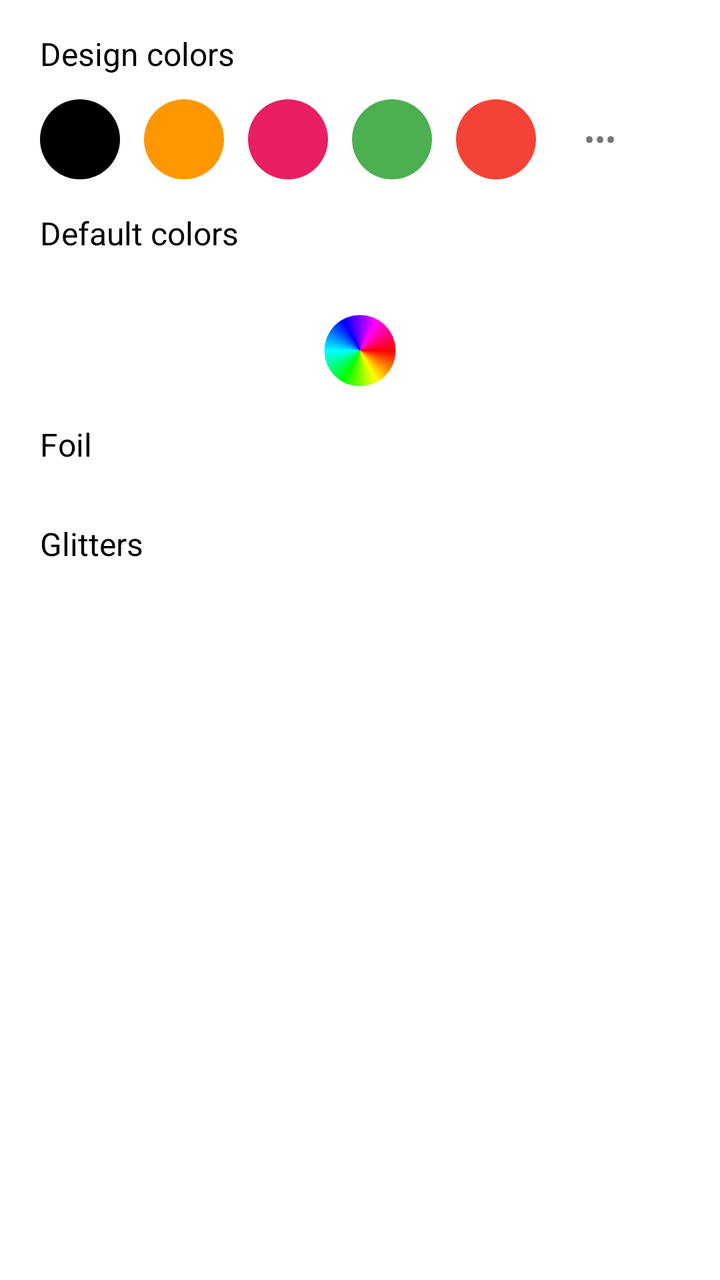
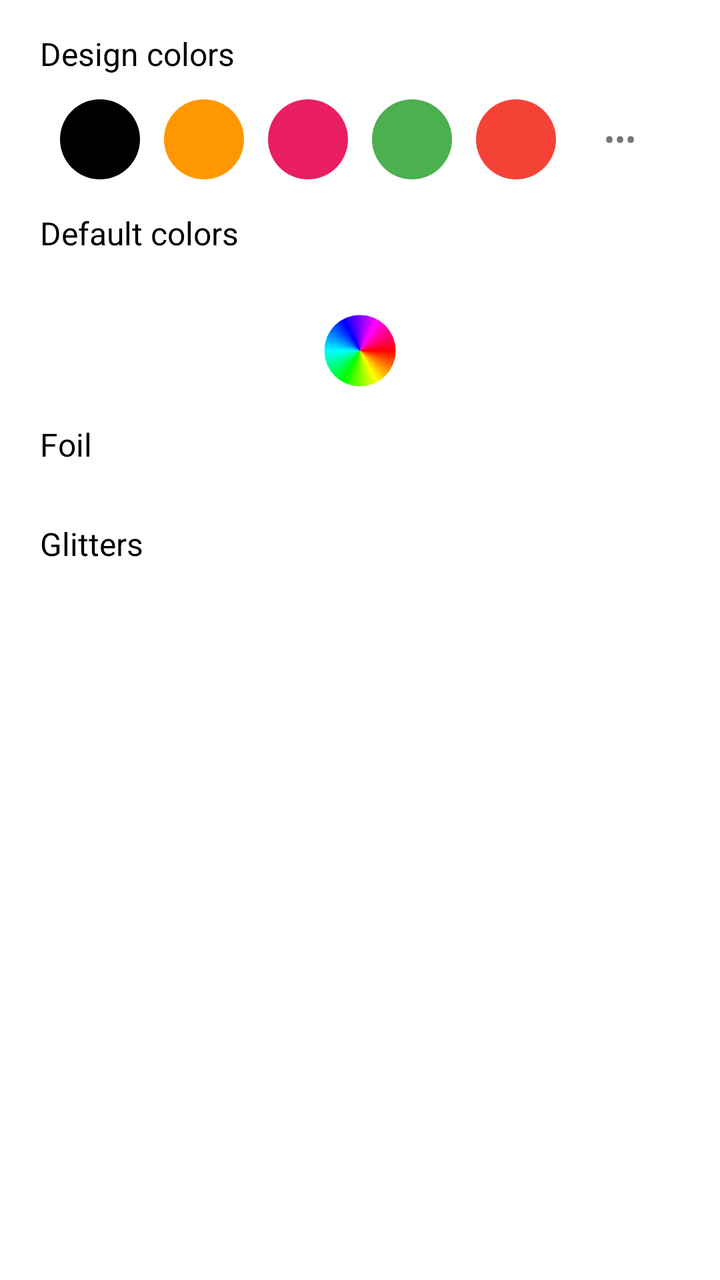

Screens rendered from an Android XML layout before and after an edit, with the pre-edit source and the edit as a unified diff.
<!-- AndroidManifest.xml: application theme Theme.InvitationCard -->
<!-- res/layout/text_color_control.xml -->
<?xml version="1.0" encoding="utf-8"?>
<ScrollView xmlns:android="http://schemas.android.com/apk/res/android"
    android:layout_width="match_parent"
    android:layout_height="wrap_content"
    android:background="#FFFFFF"> 

    <LinearLayout
        android:layout_width="match_parent"
        android:layout_height="wrap_content"
        android:orientation="vertical"
        android:paddingHorizontal="20dp"
        android:paddingVertical="16dp">

        
        <LinearLayout
            android:layout_width="match_parent"
            android:layout_height="wrap_content"
            android:orientation="vertical">

            <TextView
                android:layout_width="wrap_content"
                android:layout_height="wrap_content"
                android:text="Design colors"
                android:textSize="16sp"
                android:textColor="#000000"
                android:layout_marginBottom="12dp" />

            
            <LinearLayout
                android:layout_width="match_parent"
                android:layout_height="wrap_content"
                android:orientation="horizontal"
                android:gravity="center_vertical"
                android:layout_marginBottom="16dp">

                
                <View
                    android:id="@+id/color_black"
                    android:layout_width="40dp"
                    android:layout_height="40dp"
                    android:layout_marginEnd="12dp"
                    android:background="@drawable/color_circle_selector"
                    android:backgroundTint="#000000"
                    android:clickable="true"
                    android:focusable="true" />

                <View
                    android:id="@+id/color_orange"
                    android:layout_width="40dp"
                    android:layout_height="40dp"
                    android:layout_marginEnd="12dp"
                    android:background="@drawable/color_circle_selector"
                    android:backgroundTint="#FF9800"
                    android:clickable="true"
                    android:focusable="true" />

                <View
                    android:id="@+id/color_pink"
                    android:layout_width="40dp"
                    android:layout_height="40dp"
                    android:layout_marginEnd="12dp"
                    android:background="@drawable/color_circle_selector"
                    android:backgroundTint="#E91E63"
                    android:clickable="true"
                    android:focusable="true" />

                <View
                    android:id="@+id/color_green"
                    android:layout_width="40dp"
                    android:layout_height="40dp"
                    android:layout_marginEnd="12dp"
                    android:background="@drawable/color_circle_selector"
                    android:backgroundTint="#4CAF50"
                    android:clickable="true"
                    android:focusable="true" />

                <View
                    android:id="@+id/color_red"
                    android:layout_width="40dp"
                    android:layout_height="40dp"
                    android:layout_marginEnd="12dp"
                    android:background="@drawable/color_circle_selector"
                    android:backgroundTint="#F44336"
                    android:clickable="true"
                    android:focusable="true" />

                
                <TextView
                    android:id="@+id/btn_more_colors"
                    android:layout_width="40dp"
                    android:layout_height="40dp"
                    android:background="@drawable/color_circle_selector"
                    android:gravity="center"
                    android:text="•••"
                    android:textColor="#757575"
                    android:textSize="16sp"
                    android:clickable="true"
                    android:focusable="true" />
            </LinearLayout>
        </LinearLayout>

        
        <LinearLayout
            android:id="@+id/expanded_colors_container"
            android:layout_width="match_parent"
            android:layout_height="wrap_content"
            android:orientation="vertical"
            android:visibility="visible"> 

            
            <LinearLayout
                android:layout_width="match_parent"
                android:layout_height="wrap_content"
                android:orientation="vertical"
                android:layout_marginBottom="16dp">

                <TextView
                    android:layout_width="wrap_content"
                    android:layout_height="wrap_content"
                    android:text="Default colors"
                    android:textSize="16sp"
                    android:textColor="#000000"
                    android:layout_marginBottom="12dp" />

                <androidx.recyclerview.widget.RecyclerView
                    android:id="@+id/recycler_default_colors"
                    android:layout_width="match_parent"
                    android:layout_height="wrap_content"
                    android:nestedScrollingEnabled="false" />
            </LinearLayout>

            
            <LinearLayout
                android:layout_width="match_parent"
                android:layout_height="wrap_content"
                android:orientation="horizontal"
                android:gravity="center"
                android:layout_marginBottom="16dp">

                <ImageView
                    android:id="@+id/color_picker_wheel"
                    android:layout_width="40dp"
                    android:layout_height="40dp"
                    android:src="@drawable/color_wheel"
                    android:clickable="true"
                    android:focusable="true" />
            </LinearLayout>

            
            <LinearLayout
                android:layout_width="match_parent"
                android:layout_height="wrap_content"
                android:orientation="vertical"
                android:layout_marginBottom="16dp">

                <TextView
                    android:layout_width="wrap_content"
                    android:layout_height="wrap_content"
                    android:text="Foil"
                    android:textSize="16sp"
                    android:textColor="#000000"
                    android:layout_marginBottom="12dp" />

                <androidx.recyclerview.widget.RecyclerView
                    android:id="@+id/recycler_foil_colors"
                    android:layout_width="match_parent"
                    android:layout_height="wrap_content"
                    android:nestedScrollingEnabled="false" />
            </LinearLayout>

            
            <LinearLayout
                android:layout_width="match_parent"
                android:layout_height="wrap_content"
                android:orientation="vertical">

                <TextView
                    android:layout_width="wrap_content"
                    android:layout_height="wrap_content"
                    android:text="Glitters"
                    android:textSize="16sp"
                    android:textColor="#000000"
                    android:layout_marginBottom="12dp" />

                <androidx.recyclerview.widget.RecyclerView
                    android:id="@+id/recycler_glitter_colors"
                    android:layout_width="match_parent"
                    android:layout_height="wrap_content"
                    android:nestedScrollingEnabled="false" />
            </LinearLayout>
        </LinearLayout>
    </LinearLayout>
</ScrollView>
<!-- resources referenced by this layout -->
<resources>
  <!-- drawable color_circle_selector (drawable) -->
  <?xml version="1.0" encoding="utf-8"?>
  <selector xmlns:android="http://schemas.android.com/apk/res/android">
      <item android:state_selected="true">
          <layer-list>
              <item>
                  <shape android:shape="oval">
                      <solid android:color="@android:color/transparent" />
                      <stroke android:width="2dp" android:color="#000000" />
                  </shape>
              </item>
              <item android:insetLeft="4dp" android:insetTop="4dp"
                  android:insetRight="4dp" android:insetBottom="4dp">
                  <shape android:shape="oval">
                      <solid android:color="@android:color/white" />
                  </shape>
              </item>
          </layer-list>
      </item>
      <item>
          <shape android:shape="oval">
              <solid android:color="@android:color/white" />
          </shape>
      </item>
  </selector>
  <!-- drawable color_wheel (drawable) -->
  <?xml version="1.0" encoding="utf-8"?>
  <vector xmlns:android="http://schemas.android.com/apk/res/android"
      xmlns:aapt="http://schemas.android.com/aapt"
      android:width="40dp"
      android:height="40dp"
      android:viewportWidth="40"
      android:viewportHeight="40">
  
      <path
          android:pathData="M20,20m-18,0a18,18 0,1 1,36 0a18,18 0,1 1,-36 0"
          android:fillType="evenOdd">
          <aapt:attr name="android:fillColor">
              <gradient
                  android:type="sweep"
                  android:centerX="20"
                  android:centerY="20">
                  <item android:offset="0" android:color="#FF0000"/>
                  <item android:offset="0.17" android:color="#FFFF00"/>
                  <item android:offset="0.33" android:color="#00FF00"/>
                  <item android:offset="0.5" android:color="#00FFFF"/>
                  <item android:offset="0.67" android:color="#0000FF"/>
                  <item android:offset="0.83" android:color="#FF00FF"/>
                  <item android:offset="1" android:color="#FF0000"/>
              </gradient>
          </aapt:attr>
      </path>
  
      
      <path
          android:pathData="M20,2 a18,18 0 1,0 0,36 a18,18 0 1,0 0,-36"
          android:strokeColor="#FFFFFF"
          android:strokeWidth="0"
          android:fillColor="@android:color/transparent"/>
  </vector>
  <style name="Theme.InvitationCard" parent="Base.Theme.InvitationCard" />
  <style name="Base.Theme.InvitationCard" parent="Theme.Material3.DayNight.NoActionBar">
          
          
      </style>
</resources>

<!-- the commit's change to res/layout/text_color_control.xml (unified diff, before → after) -->
@@ -30,7 +30,7 @@
                 android:layout_width="match_parent"
                 android:layout_height="wrap_content"
                 android:orientation="horizontal"
-                android:gravity="center_vertical"
+                android:gravity="center"
                 android:layout_marginBottom="16dp">
 
                 
